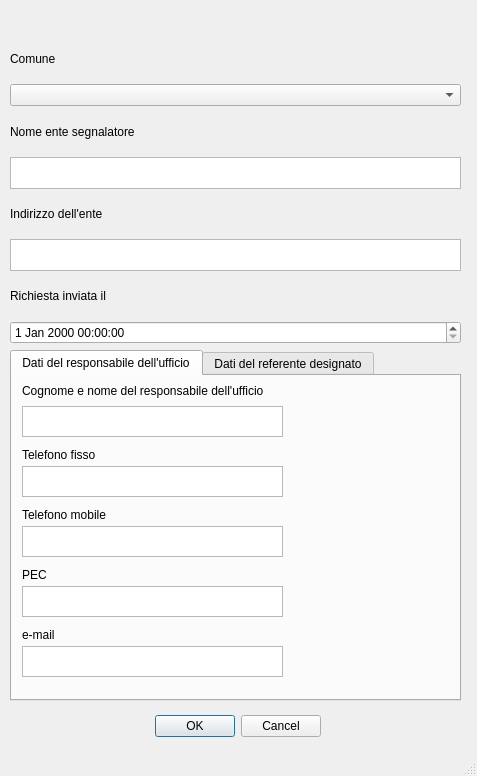
Above: maschere/inserimento enti istituzionali.ui from Jeax97/qgis-test before the change. Below: the same form after it.
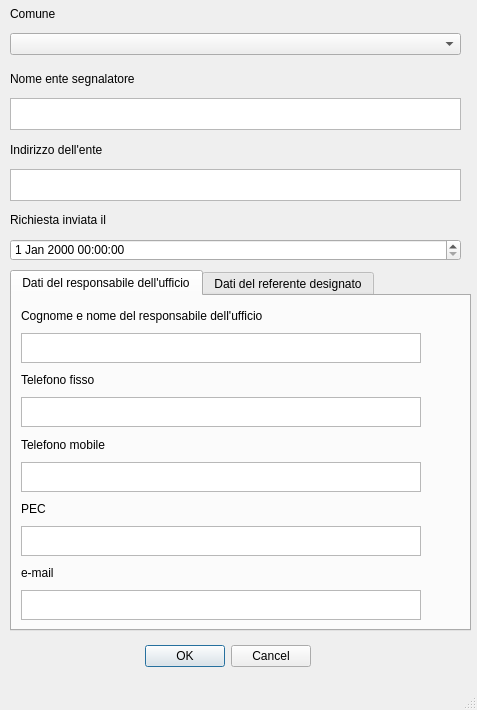
That is the form after the change.

What changed in the file:
```diff
--- a/maschere/inserimento enti istituzionali.ui
+++ b/maschere/inserimento enti istituzionali.ui
@@ -7,12 +7,16 @@
     <x>0</x>
     <y>0</y>
     <width>477</width>
-    <height>776</height>
+    <height>710</height>
    </rect>
   </property>
   <property name="windowTitle">
    <string>MainWindow</string>
   </property>
+  <property name="styleSheet">
+   <string notr="true">alternate-background-color: rgb(143, 240, 164);
+</string>
+  </property>
   <widget class="QWidget" name="centralwidget">
    <property name="minimumSize">
     <size>
@@ -24,12 +28,22 @@
     <property name="geometry">
      <rect>
       <x>10</x>
-      <y>20</y>
+      <y>0</y>
       <width>451</width>
-      <height>324</height>
+      <height>261</height>
      </rect>
     </property>
     <layout class="QVBoxLayout" name="Informazionigenerali">
+     <item>
+      <widget class="QLabel" name="Comune_label">
+       <property name="text">
+        <string>Comune</string>
+       </property>
+      </widget>
+     </item>
+     <item>
+      <widget class="QComboBox" name="comune_interessato"/>
+     </item>
      <item>
       <spacer name="horizontalSpacer">
        <property name="orientation">
@@ -37,22 +51,12 @@
        </property>
        <property name="sizeHint" stdset="0">
         <size>
-         <width>40</width>
-         <height>20</height>
+         <width>70</width>
+         <height>5</height>
         </size>
        </property>
       </spacer>
      </item>
-     <item>
-      <widget class="QLabel" name="Comune_label">
-       <property name="text">
-        <string>Comune</string>
-       </property>
-      </widget>
-     </item>
-     <item>
-      <widget class="QComboBox" name="comune_interessato"/>
-     </item>
      <item>
       <widget class="QLabel" name="nome_ente_segnalatore_label">
        <property name="text">
@@ -103,9 +107,9 @@
     <property name="geometry">
      <rect>
       <x>10</x>
-      <y>350</y>
-      <width>451</width>
-      <height>351</height>
+      <y>270</y>
+      <width>461</width>
+      <height>361</height>
      </rect>
     </property>
     <property name="currentIndex">
@@ -115,121 +119,123 @@
      <attribute name="title">
       <string>Dati del responsabile dell'ufficio</string>
      </attribute>
-     <widget class="QTextEdit" name="responsabile_uff">
-      <property name="geometry">
-       <rect>
-        <x>10</x>
-        <y>30</y>
-        <width>261</width>
-        <height>31</height>
-       </rect>
-      </property>
-     </widget>
-     <widget class="QLabel" name="tel_mobile_resp_uff_label">
-      <property name="geometry">
-       <rect>
-        <x>10</x>
-        <y>130</y>
-        <width>131</width>
-        <height>17</height>
-       </rect>
-      </property>
-      <property name="text">
-       <string>Telefono mobile</string>
-      </property>
-     </widget>
-     <widget class="QLabel" name="tel_fisso_resp_uff_label">
-      <property name="geometry">
-       <rect>
-        <x>10</x>
-        <y>70</y>
-        <width>211</width>
-        <height>17</height>
-       </rect>
-      </property>
-      <property name="text">
-       <string>Telefono fisso</string>
-      </property>
-     </widget>
-     <widget class="QTextEdit" name="tel_mobile_resp_uff">
-      <property name="geometry">
-       <rect>
-        <x>10</x>
-        <y>150</y>
-        <width>261</width>
-        <height>31</height>
-       </rect>
-      </property>
-     </widget>
-     <widget class="QTextEdit" name="tel_fisso_resp_uff">
-      <property name="geometry">
-       <rect>
-        <x>10</x>
-        <y>90</y>
-        <width>261</width>
-        <height>31</height>
-       </rect>
-      </property>
-     </widget>
-     <widget class="QLabel" name="PEC_resp_label">
-      <property name="geometry">
-       <rect>
-        <x>10</x>
-        <y>190</y>
-        <width>211</width>
-        <height>17</height>
-       </rect>
-      </property>
-      <property name="text">
-       <string>PEC</string>
-      </property>
-     </widget>
-     <widget class="QLabel" name="responsabile_uff_label">
-      <property name="geometry">
-       <rect>
-        <x>10</x>
-        <y>0</y>
-        <width>361</width>
-        <height>30</height>
-       </rect>
-      </property>
-      <property name="text">
-       <string>Cognome e nome del responsabile dell'ufficio</string>
-      </property>
-     </widget>
-     <widget class="QTextEdit" name="PEC_resp">
-      <property name="geometry">
-       <rect>
-        <x>10</x>
-        <y>210</y>
-        <width>261</width>
-        <height>31</height>
-       </rect>
-      </property>
-     </widget>
-     <widget class="QLabel" name="mail_resp_label">
-      <property name="geometry">
-       <rect>
-        <x>10</x>
-        <y>250</y>
-        <width>131</width>
-        <height>17</height>
-       </rect>
-      </property>
-      <property name="text">
-       <string>e-mail</string>
-      </property>
-     </widget>
-     <widget class="QTextEdit" name="mail_resp">
-      <property name="geometry">
-       <rect>
-        <x>10</x>
-        <y>270</y>
-        <width>261</width>
-        <height>31</height>
-       </rect>
-      </property>
-     </widget>
+     <layout class="QVBoxLayout" name="verticalLayout">
+      <item>
+       <widget class="QLabel" name="responsabile_uff_label">
+        <property name="maximumSize">
+         <size>
+          <width>16777215</width>
+          <height>30</height>
+         </size>
+        </property>
+        <property name="text">
+         <string>Cognome e nome del responsabile dell'ufficio</string>
+        </property>
+       </widget>
+      </item>
+      <item>
+       <widget class="QTextEdit" name="responsabile_uff">
+        <property name="maximumSize">
+         <size>
+          <width>400</width>
+          <height>30</height>
+         </size>
+        </property>
+       </widget>
+      </item>
+      <item>
+       <widget class="QLabel" name="tel_fisso_resp_uff_label">
+        <property name="maximumSize">
+         <size>
+          <width>16777215</width>
+          <height>30</height>
+         </size>
+        </property>
+        <property name="text">
+         <string>Telefono fisso</string>
+        </property>
+       </widget>
+      </item>
+      <item>
+       <widget class="QTextEdit" name="tel_fisso_resp_uff">
+        <property name="maximumSize">
+         <size>
+          <width>400</width>
+          <height>30</height>
+         </size>
+        </property>
+       </widget>
+      </item>
+      <item>
+       <widget class="QLabel" name="tel_mobile_resp_uff_label">
+        <property name="maximumSize">
+         <size>
+          <width>16777215</width>
+          <height>30</height>
+         </size>
+        </property>
+        <property name="text">
+         <string>Telefono mobile</string>
+        </property>
+       </widget>
+      </item>
+      <item>
+       <widget class="QTextEdit" name="tel_mobile_resp_uff">
+        <property name="maximumSize">
+         <size>
+          <width>400</width>
+          <height>30</height>
+         </size>
+        </property>
+       </widget>
+      </item>
+      <item>
+       <widget class="QLabel" name="PEC_resp_label">
+        <property name="maximumSize">
+         <size>
+          <width>16777215</width>
+          <height>30</height>
+         </size>
+        </property>
+        <property name="text">
+         <string>PEC</string>
+        </property>
+       </widget>
+      </item>
+      <item>
+       <widget class="QTextEdit" name="PEC_resp">
+        <property name="maximumSize">
+         <size>
+          <width>400</width>
+          <height>30</height>
+         </size>
+        </property>
+       </widget>
+      </item>
+      <item>
+       <widget class="QLabel" name="mail_resp_label">
+        <property name="maximumSize">
+         <size>
+          <width>16777215</width>
+          <height>30</height>
+         </size>
+        </property>
+        <property name="text">
+         <string>e-mail</string>
+        </property>
+       </widget>
+      </item>
+      <item>
+       <widget class="QTextEdit" name="mail_resp">
+        <property name="maximumSize">
+         <size>
+          <width>400</width>
+          <height>30</height>
+         </size>
+        </property>
+       </widget>
+      </item>
+     </layout>
     </widget>
     <widget class="QWidget" name="Datidelreferentedesignato">
      <attribute name="title">
@@ -355,8 +361,8 @@
    <widget class="QDialogButtonBox" name="buttonBox">
     <property name="geometry">
      <rect>
-      <x>130</x>
-      <y>710</y>
+      <x>120</x>
+      <y>640</y>
       <width>191</width>
       <height>32</height>
      </rect>
```
Left out of the diff: 232 changed lines with no effect on the pictures.
